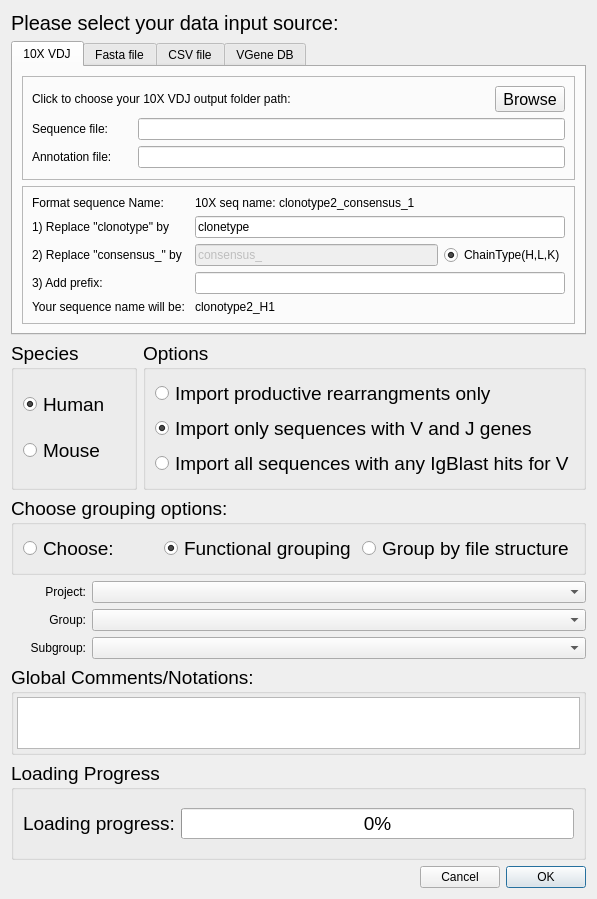
The window that import_data_dialog.ui (WilsonImmunologyLab/VGenes) describes before a commit, drawn with Qt 5.
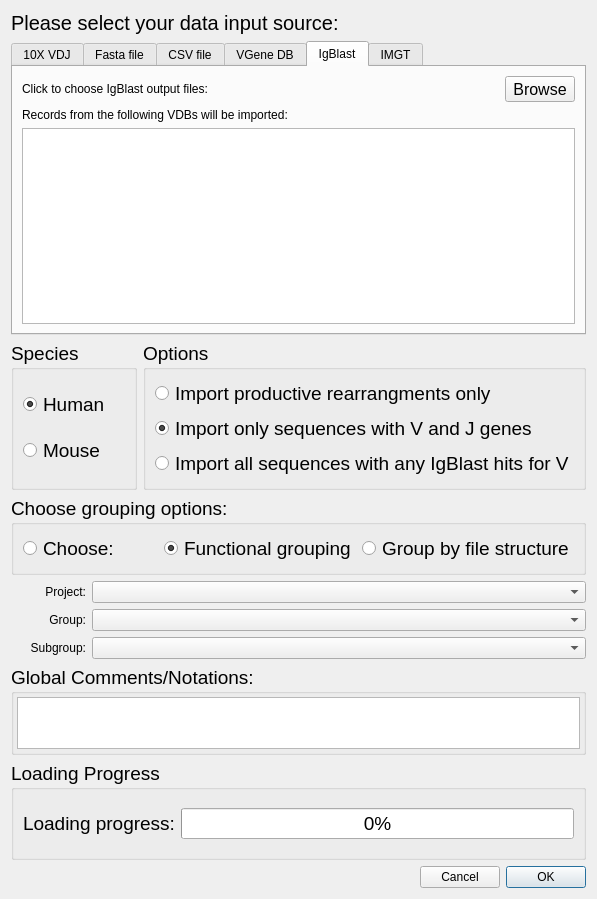
The same window after the commit. The open tabs and pages were chosen to show the change.

The edit to the form file:
```diff
--- a/import_data_dialog.ui
+++ b/import_data_dialog.ui
@@ -308,6 +308,78 @@
        </item>
       </layout>
      </widget>
+     <widget class="QWidget" name="tab_4">
+      <attribute name="title">
+       <string>IgBlast</string>
+      </attribute>
+      <layout class="QGridLayout" name="gridLayout_13">
+       <item row="0" column="0">
+        <widget class="QLabel" name="label_21">
+         <property name="text">
+          <string>Click to choose IgBlast output files:</string>
+         </property>
+        </widget>
+       </item>
+       <item row="0" column="1">
+        <widget class="QToolButton" name="browseIgBlast">
+         <property name="font">
+          <font>
+           <pointsize>12</pointsize>
+          </font>
+         </property>
+         <property name="text">
+          <string>Browse</string>
+         </property>
+        </widget>
+       </item>
+       <item row="1" column="0" colspan="2">
+        <widget class="QLabel" name="label_20">
+         <property name="text">
+          <string>Records from the following VDBs will be imported: </string>
+         </property>
+        </widget>
+       </item>
+       <item row="2" column="0" colspan="2">
+        <widget class="QListWidget" name="listWidgetIgBlast"/>
+       </item>
+      </layout>
+     </widget>
+     <widget class="QWidget" name="tab_6">
+      <attribute name="title">
+       <string>IMGT</string>
+      </attribute>
+      <layout class="QGridLayout" name="gridLayout_14">
+       <item row="0" column="0">
+        <widget class="QLabel" name="label_23">
+         <property name="text">
+          <string>Click to choose IMGT output files:</string>
+         </property>
+        </widget>
+       </item>
+       <item row="0" column="1">
+        <widget class="QToolButton" name="browseIMGT">
+         <property name="font">
+          <font>
+           <pointsize>12</pointsize>
+          </font>
+         </property>
+         <property name="text">
+          <string>Browse</string>
+         </property>
+        </widget>
+       </item>
+       <item row="1" column="0" colspan="2">
+        <widget class="QLabel" name="label_22">
+         <property name="text">
+          <string>Records from the following VDBs will be imported: </string>
+         </property>
+        </widget>
+       </item>
+       <item row="2" column="0" colspan="2">
+        <widget class="QListWidget" name="listWidgetIMGT"/>
+       </item>
+      </layout>
+     </widget>
     </widget>
    </item>
    <item row="2" column="0" colspan="2">
```
